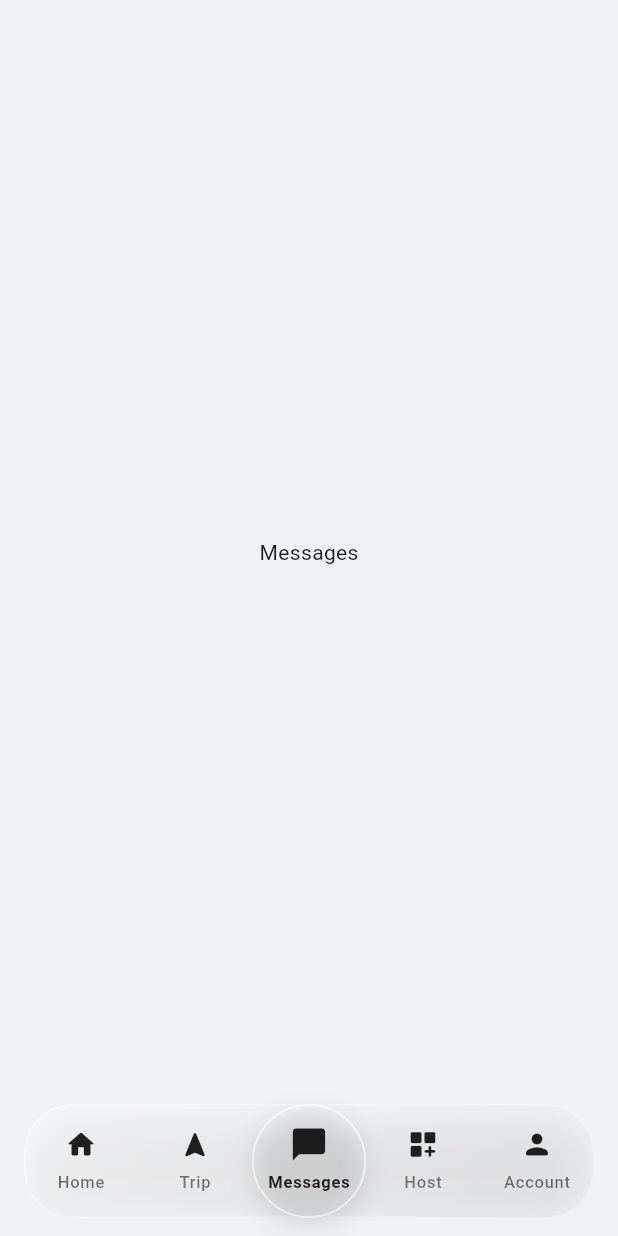
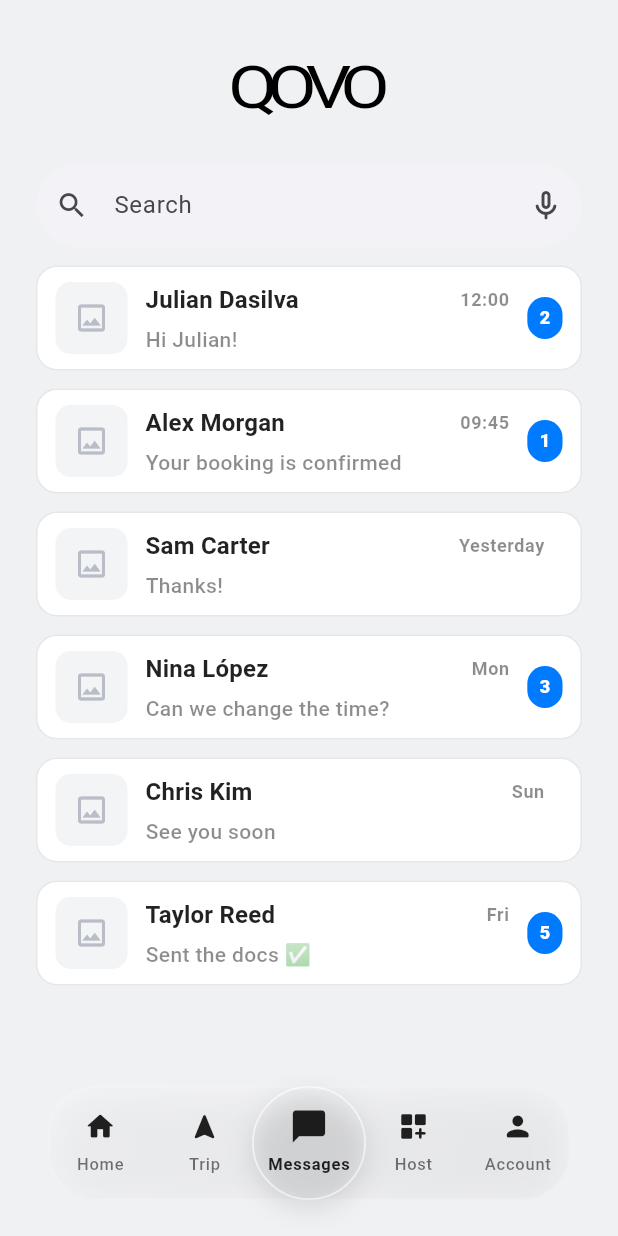
Before and after one commit to G15-ISIS3510-1/Project, a Flutter app: the screen it shows after launch, after a tap on "Sign in", after a tap on "Trip", after a tap on "Messages", on a phone screen of 412 x 824 dp. Run offline on Flutter 3.47's test engine with Material 3 defaults, Android fonts, the phone set to English and light mode, and no system bars; Roboto replaces fonts that are missing (Poppins).

Commit message:
centralized bottom bar, navigation, messages

```diff
--- /dev/null
+++ b/flutter_app/lib/Home/app_shell.dart
@@ -0,0 +1,77 @@
+import 'package:flutter/material.dart';
+import 'package:flutter_app/Home/widgets/bottom_bar.dart';
+import 'package:flutter_app/Home/home_view.dart';
+import 'package:flutter_app/Home/trips_view.dart';
+import 'package:flutter_app/Home/messages_view.dart';
+
+class AppShell extends StatefulWidget {
+  const AppShell({super.key});
+
+  @override
+  State<AppShell> createState() => _AppShellState();
+}
+
+class _AppShellState extends State<AppShell> {
+  int _index = 0;
+
+  static const double kBarHeight = 76;
+  static const double kBarVPad = 12;
+
+  // Mantén los tabs aquí; IndexedStack preserva su estado.
+  final _tabs = const <Widget>[
+    HomeView(),
+    TripsView(),
+    MessagesView(),
+    _Stub('Host'),
+    _Stub('Account'),
+  ];
+
+  @override
+  Widget build(BuildContext context) {
+    final bottomInset = MediaQuery.of(context).padding.bottom;
+
+    return Scaffold(
+      extendBody: true, // deja pasar contenido detrás del bar (glass)
+      body: Stack(
+        children: [
+          // Contenido de tabs (no se recrea el BottomBar)
+          Positioned.fill(
+            child: IndexedStack(index: _index, children: _tabs),
+          ),
+
+          // Bottom bar, una sola instancia
+          Align(
+            alignment: Alignment.bottomCenter,
+            child: SafeArea(
+              top: false,
+              child: Padding(
+                padding: const EdgeInsets.fromLTRB(16, 0, 16, kBarVPad),
+                child: BottomBar(
+                  currentIndex: _index,
+                  items: const [
+                    BottomBarItem(Icons.home_rounded, 'Home'),
+                    BottomBarItem(Icons.navigation_rounded, 'Trip'),
+                    BottomBarItem(Icons.chat_bubble_rounded, 'Messages'),
+                    BottomBarItem(Icons.dashboard_customize_rounded, 'Host'),
+                    BottomBarItem(Icons.person_rounded, 'Account'),
+                  ],
+                  onTap: (i) => setState(() => _index = i),
+                ),
+              ),
+            ),
+          ),
+        ],
+      ),
+    );
+  }
+}
+
+class _Stub extends StatelessWidget {
+  final String label;
+  const _Stub(this.label);
+
+  @override
+  Widget build(BuildContext context) {
+    return Center(child: Text(label));
+  }
+}
--- a/flutter_app/lib/Home/home_view.dart
+++ b/flutter_app/lib/Home/home_view.dart
@@ -4,6 +4,9 @@ import 'widgets/bottom_bar.dart';
 import 'widgets/category_chips.dart';
 import 'widgets/car_card.dart';
 import 'settings/account_view.dart';
+import 'package:flutter_app/home/widgets/tab_navigation.dart';
+
+import 'package:flutter_app/Home/widgets/search_bar.dart' as qovo;
 
 class HomeView extends StatefulWidget {
   const HomeView({super.key});
@@ -14,25 +17,45 @@ class HomeView extends StatefulWidget {
 class _HomeViewState extends State<HomeView> {
   int _current = 0;
 
+  static const double kBarHeight = 76;
+  static const double kBarVPad = 12;
+
   // ------- MOCK DATA -------
   final List<_CarItem> _mockCars = const [
-    _CarItem(title: 'Mercedes Blue 2023', rating: 4.8, transmission: 'Automatic', price: 176037.11),
-    _CarItem(title: 'BMW X5 2022',         rating: 4.7, transmission: 'Automatic', price: 132499.00),
-    _CarItem(title: 'Audi A4 2021',        rating: 4.6, transmission: 'Manual',    price: 92499.99),
+    _CarItem(
+      title: 'Mercedes Blue 2023',
+      rating: 4.8,
+      transmission: 'Automatic',
+      price: 176037.11,
+    ),
+    _CarItem(
+      title: 'BMW X5 2022',
+      rating: 4.7,
+      transmission: 'Automatic',
+      price: 132499.00,
+    ),
+    _CarItem(
+      title: 'Audi A4 2021',
+      rating: 4.6,
+      transmission: 'Manual',
+      price: 92499.99,
+    ),
   ];
+  // margen vertical inferior
 
   @override
   Widget build(BuildContext context) {
+    final bottomInset = MediaQuery.of(context).padding.bottom;
     const double p24 = 24;
     const double p16 = 16;
 
     // ——— tabs (keep bottom bar persistent) ———
     final tabs = <Widget>[
-      _HomeTab(p24: p24, p16: p16, cars: _mockCars),           // Home
-      const Center(child: Text('Trip')),                        // Trip (placeholder)
-      const Center(child: Text('Messages')),                    // Messages
-      const Center(child: Text('Host')),                        // Host
-      const AccountView(),                                      // Account 👈 NEW
+      _HomeTab(p24: p24, p16: p16, cars: _mockCars), // Home
+      const Center(child: Text('Trip')), // Trip (placeholder)
+      const Center(child: Text('Messages')), // Messages
+      const Center(child: Text('Host')), // Host
+      const AccountView(), // Account 👈 NEW
     ];
 
     return Scaffold(
@@ -103,7 +126,14 @@ class _HomeTab extends StatelessWidget {
                   ),
                   const SizedBox(height: 16),
                   const CategoryChips(
-                    items: ['Cars', 'SUVs', 'Minivans', 'Trucks', 'Vans', 'Luxury'],
+                    items: [
+                      'Cars',
+                      'SUVs',
+                      'Minivans',
+                      'Trucks',
+                      'Vans',
+                      'Luxury',
+                    ],
                   ),
                 ],
               ),
--- /dev/null
+++ b/flutter_app/lib/Home/messages_view.dart
@@ -0,0 +1,225 @@
+import 'package:flutter/material.dart';
+import '../home/widgets/search_bar.dart' as qovo;
+
+class MessagesView extends StatefulWidget {
+  const MessagesView({super.key});
+
+  @override
+  State<MessagesView> createState() => _MessagesViewState();
+}
+
+class _MessagesViewState extends State<MessagesView>
+    with AutomaticKeepAliveClientMixin<MessagesView> {
+  @override
+  bool get wantKeepAlive => true;
+
+  static const double _p24 = 24;
+
+  final _items = const [
+    MessageItem(
+      name: 'Julian Dasilva',
+      preview: 'Hi Julian!',
+      time: '12:00',
+      unread: 2,
+    ),
+    MessageItem(
+      name: 'Alex Morgan',
+      preview: 'Your booking is confirmed',
+      time: '09:45',
+      unread: 1,
+    ),
+    MessageItem(
+      name: 'Sam Carter',
+      preview: 'Thanks!',
+      time: 'Yesterday',
+      unread: 0,
+    ),
+    MessageItem(
+      name: 'Nina López',
+      preview: 'Can we change the time?',
+      time: 'Mon',
+      unread: 3,
+    ),
+    MessageItem(
+      name: 'Chris Kim',
+      preview: 'See you soon',
+      time: 'Sun',
+      unread: 0,
+    ),
+    MessageItem(
+      name: 'Taylor Reed',
+      preview: 'Sent the docs ✅',
+      time: 'Fri',
+      unread: 5,
+    ),
+  ];
+
+  @override
+  Widget build(BuildContext context) {
+    super.build(context);
+    final bottomInset = MediaQuery.of(context).padding.bottom;
+
+    return SafeArea(
+      top: true,
+      bottom: false,
+      child: CustomScrollView(
+        slivers: [
+          // Header + Search
+          SliverToBoxAdapter(
+            child: Padding(
+              padding: const EdgeInsets.fromLTRB(_p24, _p24, _p24, 12),
+              child: Column(
+                children: [
+                  Center(
+                    child: Transform.scale(
+                      scaleY: 0.82,
+                      child: const Text(
+                        'QOVO',
+                        style: TextStyle(
+                          fontSize: 48,
+                          fontWeight: FontWeight.w400,
+                          color: Colors.black,
+                          letterSpacing: -7.0,
+                        ),
+                      ),
+                    ),
+                  ),
+                  SizedBox(height: 16),
+                  qovo.SearchBar(),
+                ],
+              ),
+            ),
+          ),
+
+          // Message list
+          SliverPadding(
+            padding: const EdgeInsets.symmetric(horizontal: _p24),
+            sliver: SliverList.separated(
+              itemCount: _items.length,
+              separatorBuilder: (_, __) => const SizedBox(height: 12),
+              itemBuilder: (_, i) => MessageCard(item: _items[i]),
+            ),
+          ),
+
+          // espacio para el bottom bar del shell
+          SliverToBoxAdapter(
+            child: SizedBox(height: 76 + 12 + bottomInset + 8),
+          ),
+        ],
+      ),
+    );
+  }
+}
+
+/// Model
+class MessageItem {
+  final String name;
+  final String preview;
+  final String time; // ya formateado (p.ej. "12:00", "Yesterday")
+  final int unread; // 0 = sin badge
+  const MessageItem({
+    required this.name,
+    required this.preview,
+    required this.time,
+    required this.unread,
+  });
+}
+
+/// Card
+class MessageCard extends StatelessWidget {
+  final MessageItem item;
+  const MessageCard({super.key, required this.item});
+
+  @override
+  Widget build(BuildContext context) {
+    final text = Theme.of(context).textTheme;
+
+    return Container(
+      decoration: BoxDecoration(
+        color: Colors.white,
+        borderRadius: BorderRadius.circular(14),
+        border: Border.all(color: const Color(0xFFE5E7EB)),
+      ),
+      child: Padding(
+        padding: const EdgeInsets.symmetric(horizontal: 12, vertical: 10),
+        child: Row(
+          children: [
+            // Avatar placeholder
+            Container(
+              width: 48,
+              height: 48,
+              decoration: BoxDecoration(
+                color: const Color(0xFFF3F4F6),
+                borderRadius: BorderRadius.circular(10),
+              ),
+              child: const Icon(Icons.image_outlined, color: Color(0xFFB8BDC7)),
+            ),
+            const SizedBox(width: 12),
+
+            // Name + preview
+            Expanded(
+              child: Column(
+                crossAxisAlignment: CrossAxisAlignment.start,
+                children: [
+                  // name + time
+                  Row(
+                    children: [
+                      Expanded(
+                        child: Text(
+                          item.name,
+                          maxLines: 1,
+                          overflow: TextOverflow.ellipsis,
+                          style: text.titleMedium?.copyWith(
+                            fontWeight: FontWeight.w700,
+                            color: Colors.black87,
+                          ),
+                        ),
+                      ),
+                      const SizedBox(width: 8),
+                      Text(
+                        item.time,
+                        style: text.bodySmall?.copyWith(
+                          color: Colors.black45,
+                          fontWeight: FontWeight.w600,
+                        ),
+                      ),
+                    ],
+                  ),
+                  const SizedBox(height: 4),
+                  Text(
+                    item.preview,
+                    maxLines: 1,
+                    overflow: TextOverflow.ellipsis,
+                    style: text.bodyMedium?.copyWith(
+                      color: Colors.black45,
+                      fontWeight: FontWeight.w500,
+                    ),
+                  ),
+                ],
+              ),
+            ),
+
+            const SizedBox(width: 12),
+
+            // Unread badge (si > 0)
+            if (item.unread > 0)
+              Container(
+                padding: const EdgeInsets.symmetric(horizontal: 8, vertical: 6),
+                decoration: BoxDecoration(
+                  color: const Color(0xFF007AFF),
+                  borderRadius: BorderRadius.circular(999),
+                ),
+                child: Text(
+                  '${item.unread}',
+                  style: text.labelMedium?.copyWith(
+                    color: Colors.white,
+                    fontWeight: FontWeight.w800,
+                  ),
+                ),
+              ),
+          ],
+        ),
+      ),
+    );
+  }
+}
--- /dev/null
+++ b/flutter_app/lib/Home/trips_view.dart
@@ -0,0 +1,108 @@
+import 'package:flutter/material.dart';
+import '../home/widgets/bottom_bar.dart'; // tu bottom bar actual
+import 'package:flutter_app/Home/widgets/search_bar.dart' as qovo;
+import 'package:flutter_app/home/widgets/tab_navigation.dart';
+
+import 'package:flutter_app/Home/widgets/trip_filter.dart';
+import 'package:flutter_app/Home/widgets/trip_card.dart';
+
+class TripsView extends StatefulWidget {
+  const TripsView({super.key});
+
+  @override
+  State<TripsView> createState() => _TripsViewState();
+}
+
+class _TripsViewState extends State<TripsView> {
+  int _current = 1; // Trip seleccionado en el bottom bar
+  TripFilter _filter = TripFilter.all;
+
+  static const double kBarHeight = 76;
+  static const double kBarVPad = 12;
+
+  final _items = const [
+    TripItem(title: 'Mercedes Blue 2023', date: '17 May 2025'),
+    TripItem(title: 'BMW X5 2022', date: '02 Jun 2025'),
+    TripItem(title: 'Audi A4 2021', date: '11 Jun 2025'),
+    TripItem(title: 'Mercedes Blue 2023', date: '24 Jun 2025'),
+  ];
+
+  @override
+  Widget build(BuildContext context) {
+    final bottomInset = MediaQuery.of(context).padding.bottom;
+
+    return Scaffold(
+      extendBody: true,
+      body: Stack(
+        children: [
+          // --- contenido ---
+          Positioned.fill(
+            child: SafeArea(
+              top: true,
+              bottom: false,
+              child: CustomScrollView(
+                slivers: [
+                  SliverToBoxAdapter(
+                    child: Padding(
+                      padding: const EdgeInsets.fromLTRB(24, 24, 24, 16),
+                      child: Column(
+                        crossAxisAlignment: CrossAxisAlignment.start,
+                        children: [
+                          Center(
+                            child: Transform.scale(
+                              scaleY: 0.82,
+                              child: const Text(
+                                'QOVO',
+                                style: TextStyle(
+                                  fontSize: 48,
+                                  fontWeight: FontWeight.w400,
+                                  color: Colors.black,
+                                  letterSpacing: -7.0,
+                                ),
+                              ),
+                            ),
+                          ),
+                          SizedBox(height: 16),
+
+                          qovo.SearchBar(),
+                        ],
+                      ),
+                    ),
+                  ),
+
+                  // filtros (segmented)
+                  SliverToBoxAdapter(
+                    child: Padding(
+                      padding: const EdgeInsets.fromLTRB(24, 8, 24, 8),
+                      child: TripFilterSegmented(
+                        value: _filter,
+                        onChanged: (f) => setState(() => _filter = f),
+                      ),
+                    ),
+                  ),
+
+                  // lista de trips
+                  SliverPadding(
+                    padding: const EdgeInsets.symmetric(horizontal: 24),
+                    sliver: SliverList.separated(
+                      itemCount: _items.length,
+                      separatorBuilder: (_, __) => const SizedBox(height: 12),
+                      itemBuilder: (_, i) => TripCard(item: _items[i]),
+                    ),
+                  ),
+
+                  // espacio final para el bottom bar
+                  SliverToBoxAdapter(
+                    child: SizedBox(
+                      height: kBarHeight + kBarVPad + bottomInset + 8,
+                    ),
+                  ),
+                ],
+              ),
+            ),
+          ),
+        ],
+      ),
+    );
+  }
+}
--- a/flutter_app/lib/Home/widgets/bottom_bar.dart
+++ b/flutter_app/lib/Home/widgets/bottom_bar.dart
@@ -48,19 +48,19 @@ class BottomBar extends StatelessWidget {
                       begin: Alignment.topLeft,
                       end: Alignment.bottomRight,
                       colors: [
-                        Colors.white.withOpacity(0.50),
-                        Colors.white.withOpacity(0.18),
+                        Colors.white.withOpacity(0.30),
+                        Colors.white.withOpacity(0.12),
                       ],
                     ),
                     border: Border.all(
-                      color: Colors.white.withOpacity(0.35),
+                      color: Colors.white.withOpacity(0.20),
                       width: 1,
                     ),
                     boxShadow: [
                       BoxShadow(
-                        color: Colors.black.withOpacity(0.10),
+                        color: Colors.black.withOpacity(0.06),
                         blurRadius: 24,
-                        offset: const Offset(0, 8),
+                        offset: const Offset(0, 6),
                       ),
                     ],
                   ),
@@ -128,10 +128,12 @@ class BottomBar extends StatelessWidget {
                 mainAxisAlignment: MainAxisAlignment.spaceAround,
                 children: [
                   for (var i = 0; i < items.length; i++)
-                    _GlassItem(
-                      item: items[i],
-                      active: i == currentIndex,
-                      onTap: () => onTap?.call(i),
+                    Expanded(
+                      child: _GlassItem(
+                        item: items[i],
+                        active: i == currentIndex,
+                        onTap: () => onTap?.call(i),
+                      ),
                     ),
                 ],
               ),
@@ -156,8 +158,7 @@ class _GlassItem extends StatelessWidget {
     return GestureDetector(
       behavior: HitTestBehavior.opaque,
       onTap: onTap,
-      child: SizedBox(
-        width: 72,
+      child: Center(
         child: Column(
           mainAxisAlignment: MainAxisAlignment.center,
           children: [
--- a/flutter_app/lib/Home/widgets/category_chips.dart
+++ b/flutter_app/lib/Home/widgets/category_chips.dart
@@ -26,7 +26,7 @@ class _CategoryChipsState extends State<CategoryChips> {
               shape: RoundedRectangleBorder(
                 borderRadius: BorderRadius.circular(12),
               ),
-              selectedColor: const Color(0xFF007AFF),
+              selectedColor: const Color(0xFF4DA2FF),
               labelStyle: TextStyle(
                 color: selected == i ? Colors.white : Colors.black87,
                 fontWeight: FontWeight.w500,
--- /dev/null
+++ b/flutter_app/lib/Home/widgets/tab_navigation.dart
@@ -0,0 +1,29 @@
+import 'package:flutter/material.dart';
+import 'package:flutter_app/Home/home_view.dart';
+import 'package:flutter_app/Home/trips_view.dart';
+import 'package:flutter_app/Home/messages_view.dart';
+// (luego agregas Messages/Host/Account cuando existan)
+
+void goToTab(BuildContext context, int index) {
+  switch (index) {
+    case 0: // Home
+      Navigator.pushReplacement(
+        context,
+        MaterialPageRoute(builder: (_) => const HomeView()),
+      );
+      break;
+    case 1: // Trips
+      Navigator.pushReplacement(
+        context,
+        MaterialPageRoute(builder: (_) => const TripsView()),
+      );
+      break;
+    case 2:
+      Navigator.pushReplacement(
+        context,
+        MaterialPageRoute(builder: (_) => const MessagesView()),
+      );
+    // case 3: Navigator.pushReplacement(... HostView());
+    // case 4: Navigator.pushReplacement(... AccountView());
+  }
+}
--- /dev/null
+++ b/flutter_app/lib/Home/widgets/trip_card.dart
@@ -0,0 +1,54 @@
+import 'package:flutter/material.dart';
+
+class TripItem {
+  final String title;
+  final String date;
+  const TripItem({required this.title, required this.date});
+}
+
+class TripCard extends StatelessWidget {
+  final TripItem item;
+  const TripCard({super.key, required this.item});
+
+  @override
+  Widget build(BuildContext context) {
+    final text = Theme.of(context).textTheme;
+
+    return Container(
+      decoration: BoxDecoration(
+        color: Colors.white,
+        borderRadius: BorderRadius.circular(14),
+        border: Border.all(color: const Color(0xFFE5E7EB)),
+      ),
+      child: ListTile(
+        contentPadding: const EdgeInsets.symmetric(
+          horizontal: 16,
+          vertical: 12,
+        ),
+        title: Text(
+          item.title,
+          style: text.titleMedium?.copyWith(fontWeight: FontWeight.w700),
+        ),
+        subtitle: Padding(
+          padding: const EdgeInsets.only(top: 6),
+          child: Text(
+            item.date,
+            style: text.bodySmall?.copyWith(
+              color: Colors.black54,
+              fontWeight: FontWeight.w500,
+            ),
+          ),
+        ),
+        trailing: Container(
+          width: 48,
+          height: 48,
+          decoration: BoxDecoration(
+            color: const Color(0xFFF3F4F6),
+            borderRadius: BorderRadius.circular(10),
+          ),
+          child: const Icon(Icons.image_outlined, color: Color(0xFFB8BDC7)),
+        ),
+      ),
+    );
+  }
+}
--- /dev/null
+++ b/flutter_app/lib/Home/widgets/trip_filter.dart
@@ -0,0 +1,70 @@
+import 'package:flutter/material.dart';
+
+enum TripFilter { all, booked, history }
+
+class TripFilterSegmented extends StatelessWidget {
+  final TripFilter value;
+  final ValueChanged<TripFilter> onChanged;
+
+  const TripFilterSegmented({
+    super.key,
+    required this.value,
+    required this.onChanged,
+  });
+
+  @override
+  Widget build(BuildContext context) {
+    const bg = Color(0xFFF2F2F7);
+    return Container(
+      padding: const EdgeInsets.all(4),
+      decoration: BoxDecoration(
+        color: bg,
+        borderRadius: BorderRadius.circular(24),
+      ),
+      child: Row(
+        children: [
+          Expanded(child: _seg(context, 'All', TripFilter.all)),
+          const SizedBox(width: 4),
+          Expanded(child: _seg(context, 'Booked', TripFilter.booked)),
+          const SizedBox(width: 4),
+          Expanded(child: _seg(context, 'History', TripFilter.history)),
+        ],
+      ),
+    );
+  }
+
+  Widget _seg(BuildContext context, String label, TripFilter me) {
+    final selected = value == me;
+    const blue = Color(0xFF007AFF);
+    return GestureDetector(
+      onTap: () => onChanged(me),
+      child: AnimatedContainer(
+        duration: const Duration(milliseconds: 180),
+        curve: Curves.easeOut,
+        padding: const EdgeInsets.symmetric(vertical: 8),
+        decoration: BoxDecoration(
+          color: selected ? Colors.white : Colors.transparent,
+          borderRadius: BorderRadius.circular(20),
+          boxShadow: selected
+              ? [
+                  BoxShadow(
+                    color: Colors.black.withOpacity(0.06),
+                    blurRadius: 8,
+                    offset: const Offset(0, 2),
+                  ),
+                ]
+              : null,
+        ),
+        child: Center(
+          child: Text(
+            label,
+            style: TextStyle(
+              fontWeight: FontWeight.w600,
+              color: selected ? blue : Colors.black54,
+            ),
+          ),
+        ),
+      ),
+    );
+  }
+}
--- a/flutter_app/lib/LoginRegister/login.dart
+++ b/flutter_app/lib/LoginRegister/login.dart
@@ -1,5 +1,6 @@
 import 'package:flutter/material.dart';
 import 'package:flutter_app/Home/home_view.dart';
+import 'package:flutter_app/Home/app_shell.dart';
 
 class LoginScreen extends StatefulWidget {
   const LoginScreen({super.key});
@@ -25,7 +26,9 @@ class _LoginScreenState extends State<LoginScreen> {
     print('Email: $email, Password: $password');
     Navigator.pushReplacement(
       context,
-      MaterialPageRoute(builder: (context) => const HomeView()),
+      MaterialPageRoute(
+        builder: (_) => const AppShell(), // 👈 tu nuevo shell
+      ),
     );
   }
 
```
